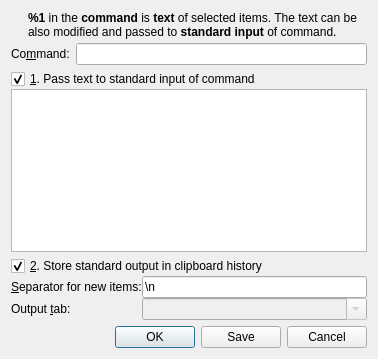
First picture: the form in src/ui/actiondialog.ui, repository hluk/CopyQ, before the edit.
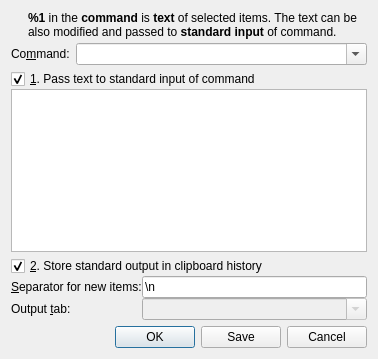
Second picture: the form after the edit. Icons and pictures are not drawn.

Commit message: Combo box for command in action dialog

The edit to the form file:
```diff
--- a/src/ui/actiondialog.ui
+++ b/src/ui/actiondialog.ui
@@ -66,7 +66,7 @@
       </layout>
      </item>
      <item>
-      <layout class="QHBoxLayout" name="horizontalLayout">
+      <layout class="QHBoxLayout" name="horizontalLayout" stretch="0,1">
        <property name="spacing">
         <number>6</number>
        </property>
@@ -87,7 +87,14 @@
         </widget>
        </item>
        <item>
-        <widget class="QLineEdit" name="cmdEdit"/>
+        <widget class="QComboBox" name="cmdEdit">
+         <property name="editable">
+          <bool>true</bool>
+         </property>
+         <property name="insertPolicy">
+          <enum>QComboBox::NoInsert</enum>
+         </property>
+        </widget>
        </item>
       </layout>
      </item>
```
Left out of the diff: 3 changed lines with no effect on the pictures. The commit also changes 3 other files.
